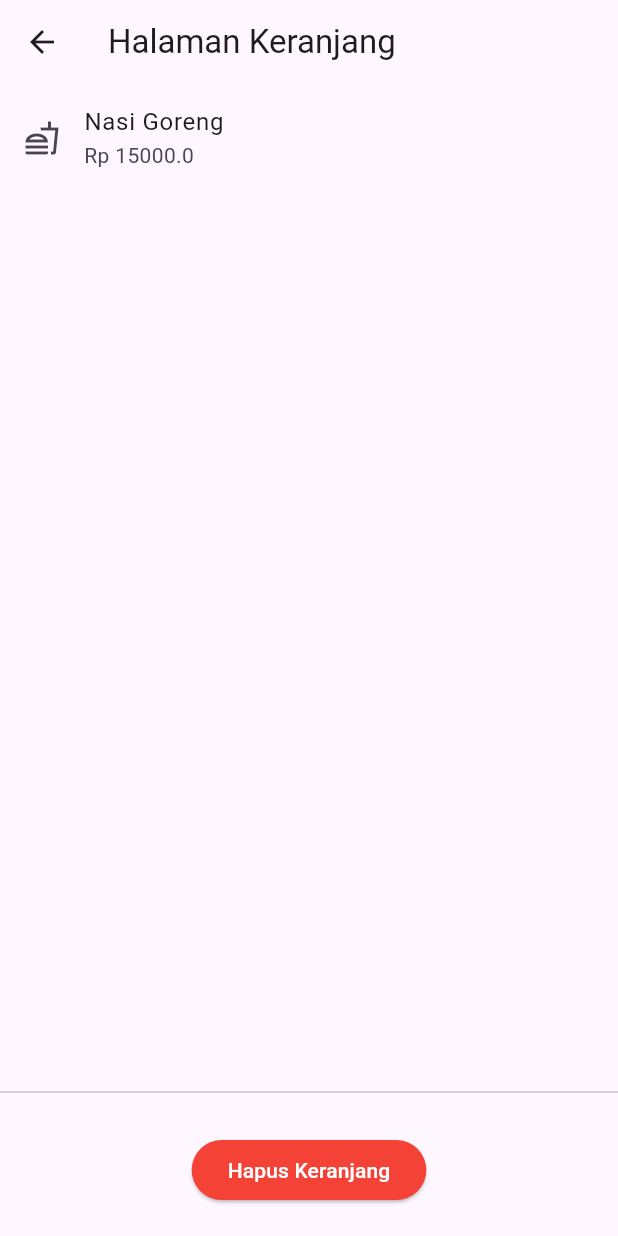
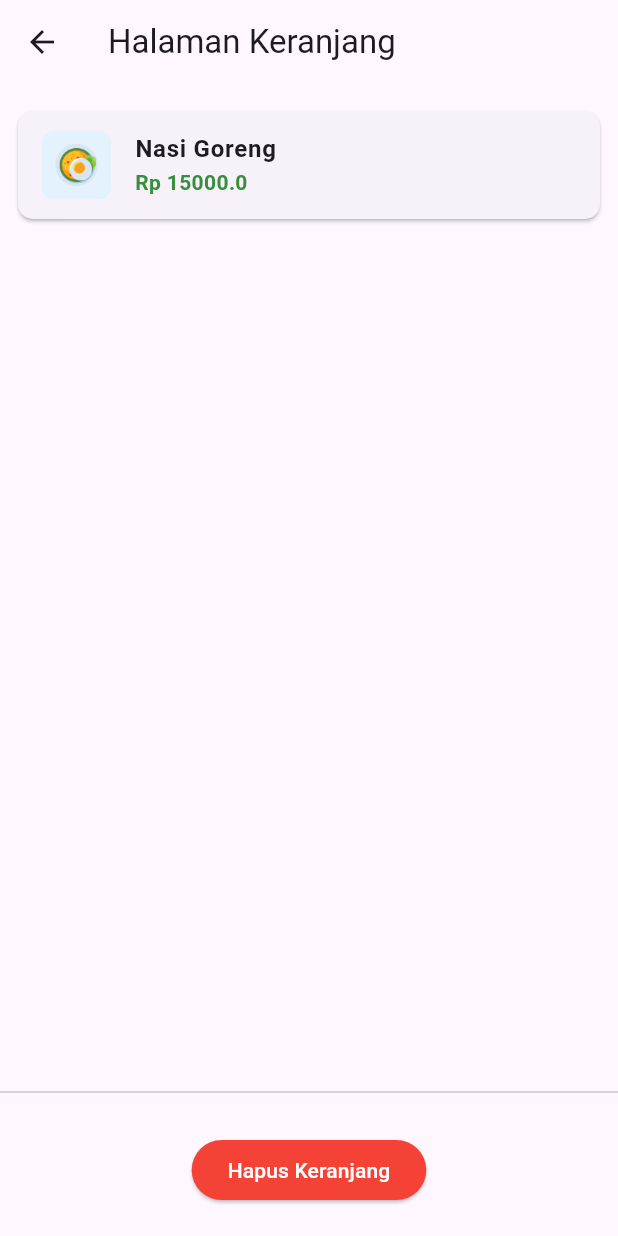
Before and after one commit to str122-xyz/Week-3, a Flutter app: the screen it shows after launch, after a tap on "Tambah", after a tap on the "shopping cart" icon, on a phone screen of 412 x 824 dp. Run offline on Flutter 3.47's test engine with Material 3 defaults, Android fonts, the phone set to English and light mode, and no system bars.

Commit message:
style: upgrade ui cart page

```diff
--- a/lib/features/cart/presentation/pages/cart_page.dart
+++ b/lib/features/cart/presentation/pages/cart_page.dart
@@ -15,11 +15,44 @@ class CartPage extends StatelessWidget {
         children: [
           Expanded(
             child: ListView.builder(
+              padding: const EdgeInsets.all(12),
               itemCount: provider.items.length,
-              itemBuilder: (context, index) => ListTile(
-                leading: const Icon(Icons.fastfood_outlined),
-                title: Text(provider.items[index].name),
-                subtitle: Text('Rp ${provider.items[index].price}'),
+              itemBuilder: (context, index) => Card(
+                elevation: 1,
+                margin: const EdgeInsets.symmetric(vertical: 6),
+                shape: RoundedRectangleBorder(
+                  borderRadius: BorderRadius.circular(10),
+                ),
+                child: ListTile(
+                  leading: Container(
+                    padding: const EdgeInsets.all(8),
+                    decoration: BoxDecoration(
+                      color: Colors.blue.shade50,
+                      borderRadius: BorderRadius.circular(8),
+                    ),
+                    child: Image.asset(
+                      provider.items[index].imagePath,
+                      width: 30,
+                      height: 30,
+                      errorBuilder: (context, error, stackTrace) => const Icon(
+                        Icons.fastfood,
+                        size: 30,
+                        color: Colors.orange,
+                      ),
+                    ),
+                  ),
+                  title: Text(
+                    provider.items[index].name,
+                    style: const TextStyle(fontWeight: FontWeight.bold),
+                  ),
+                  subtitle: Text(
+                    'Rp ${provider.items[index].price}',
+                    style: TextStyle(
+                      color: Colors.green.shade700,
+                      fontWeight: FontWeight.w600,
+                    ),
+                  ),
+                ),
               ),
             ),
           ),
--- a/lib/features/cart/presentation/widgets/add_button_widget.dart
+++ b/lib/features/cart/presentation/widgets/add_button_widget.dart
@@ -15,7 +15,7 @@ class AddButtonWidget extends StatelessWidget {
 
     return ElevatedButton(
       style: ElevatedButton.styleFrom(
-        backgroundColor: isInCart ? Colors.green.shade50 : Colors.blueAccent,
+        backgroundColor: isInCart ? Colors.green.shade50 : Colors.blue,
         foregroundColor: isInCart ? Colors.green : Colors.white,
         shape: RoundedRectangleBorder(
           borderRadius: BorderRadiusGeometry.circular(20),
```
